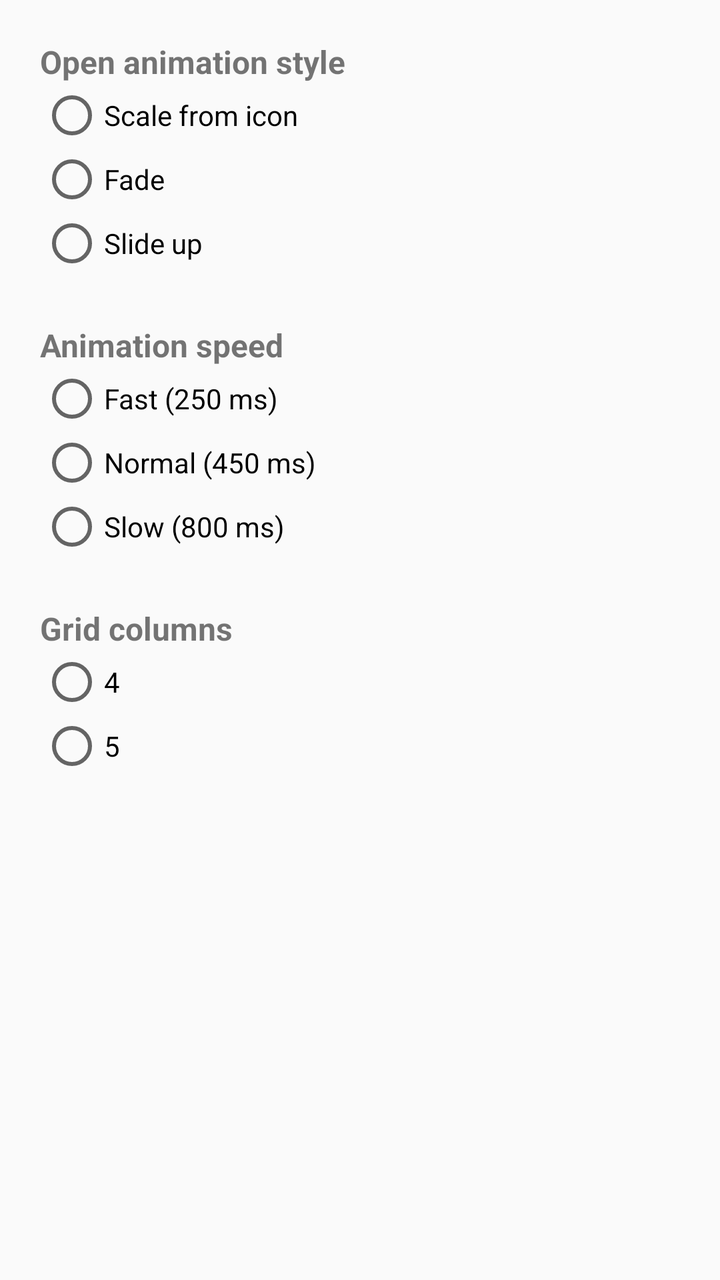
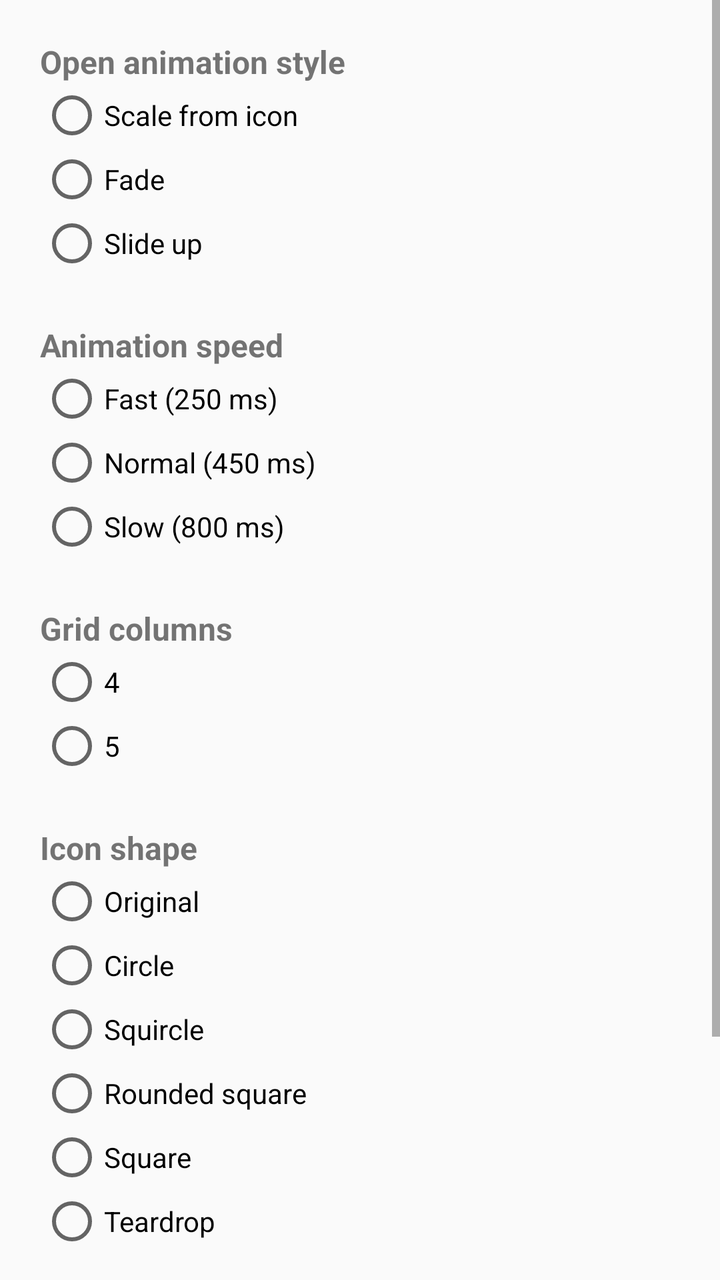

Before-and-after screenshots of an Android layout around one commit, followed by the original layout XML and the change that was made.
<!-- AndroidManifest.xml: activity theme Theme.Launcher.Settings -->
<!-- res/layout/activity_settings.xml -->
<?xml version="1.0" encoding="utf-8"?>
<ScrollView xmlns:android="http://schemas.android.com/apk/res/android"
    android:layout_width="match_parent"
    android:layout_height="match_parent">

    <LinearLayout
        android:layout_width="match_parent"
        android:layout_height="wrap_content"
        android:orientation="vertical"
        android:padding="20dp">

        <TextView android:layout_width="wrap_content" android:layout_height="wrap_content"
            android:text="Open animation style" android:textSize="16sp" android:textStyle="bold" />
        <RadioGroup android:id="@+id/styleGroup" android:layout_width="match_parent" android:layout_height="wrap_content">
            <RadioButton android:id="@+id/styleScale" android:layout_width="wrap_content" android:layout_height="wrap_content" android:text="Scale from icon" />
            <RadioButton android:id="@+id/styleFade" android:layout_width="wrap_content" android:layout_height="wrap_content" android:text="Fade" />
            <RadioButton android:id="@+id/styleSlide" android:layout_width="wrap_content" android:layout_height="wrap_content" android:text="Slide up" />
        </RadioGroup>

        <TextView android:layout_width="wrap_content" android:layout_height="wrap_content"
            android:layout_marginTop="24dp" android:text="Animation speed" android:textSize="16sp" android:textStyle="bold" />
        <RadioGroup android:id="@+id/speedGroup" android:layout_width="match_parent" android:layout_height="wrap_content">
            <RadioButton android:id="@+id/speedFast" android:layout_width="wrap_content" android:layout_height="wrap_content" android:text="Fast (250 ms)" />
            <RadioButton android:id="@+id/speedNormal" android:layout_width="wrap_content" android:layout_height="wrap_content" android:text="Normal (450 ms)" />
            <RadioButton android:id="@+id/speedSlow" android:layout_width="wrap_content" android:layout_height="wrap_content" android:text="Slow (800 ms)" />
        </RadioGroup>

        <TextView android:layout_width="wrap_content" android:layout_height="wrap_content"
            android:layout_marginTop="24dp" android:text="Grid columns" android:textSize="16sp" android:textStyle="bold" />
        <RadioGroup android:id="@+id/colsGroup" android:layout_width="match_parent" android:layout_height="wrap_content">
            <RadioButton android:id="@+id/cols4" android:layout_width="wrap_content" android:layout_height="wrap_content" android:text="4" />
            <RadioButton android:id="@+id/cols5" android:layout_width="wrap_content" android:layout_height="wrap_content" android:text="5" />
        </RadioGroup>
    </LinearLayout>
</ScrollView>
<!-- resources referenced by this layout -->
<resources>
  <style name="Theme.Launcher.Settings" parent="Theme.AppCompat.DayNight.DarkActionBar" />
</resources>

<!-- the commit's change to res/layout/activity_settings.xml (unified diff, before → after) -->
@@ -31,5 +31,24 @@
             <RadioButton android:id="@+id/cols4" android:layout_width="wrap_content" android:layout_height="wrap_content" android:text="4" />
             <RadioButton android:id="@+id/cols5" android:layout_width="wrap_content" android:layout_height="wrap_content" android:text="5" />
         </RadioGroup>
+
+        <TextView android:layout_width="wrap_content" android:layout_height="wrap_content"
+            android:layout_marginTop="24dp" android:text="Icon shape" android:textSize="16sp" android:textStyle="bold" />
+        <RadioGroup android:id="@+id/shapeGroup" android:layout_width="match_parent" android:layout_height="wrap_content">
+            <RadioButton android:id="@+id/shapeOriginal" android:layout_width="wrap_content" android:layout_height="wrap_content" android:text="Original" />
+            <RadioButton android:id="@+id/shapeCircle" android:layout_width="wrap_content" android:layout_height="wrap_content" android:text="Circle" />
+            <RadioButton android:id="@+id/shapeSquircle" android:layout_width="wrap_content" android:layout_height="wrap_content" android:text="Squircle" />
+            <RadioButton android:id="@+id/shapeRounded" android:layout_width="wrap_content" android:layout_height="wrap_content" android:text="Rounded square" />
+            <RadioButton android:id="@+id/shapeSquare" android:layout_width="wrap_content" android:layout_height="wrap_content" android:text="Square" />
+            <RadioButton android:id="@+id/shapeTeardrop" android:layout_width="wrap_content" android:layout_height="wrap_content" android:text="Teardrop" />
+        </RadioGroup>
+
+        <TextView android:id="@+id/sizeLabel" android:layout_width="wrap_content" android:layout_height="wrap_content"
+            android:layout_marginTop="24dp" android:text="Icon size: 100%" android:textSize="16sp" android:textStyle="bold" />
+        <SeekBar android:id="@+id/sizeBar" android:layout_width="match_parent" android:layout_height="wrap_content"
+            android:layout_marginTop="8dp" android:max="80" />
+
+        <Button android:id="@+id/resetHome" android:layout_width="wrap_content" android:layout_height="wrap_content"
+            android:layout_marginTop="24dp" android:text="Reset home screen layout" />
     </LinearLayout>
 </ScrollView>
